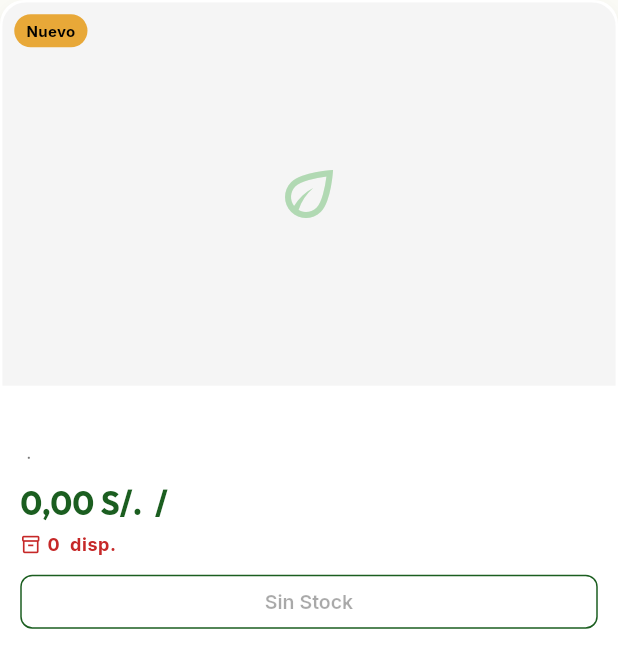
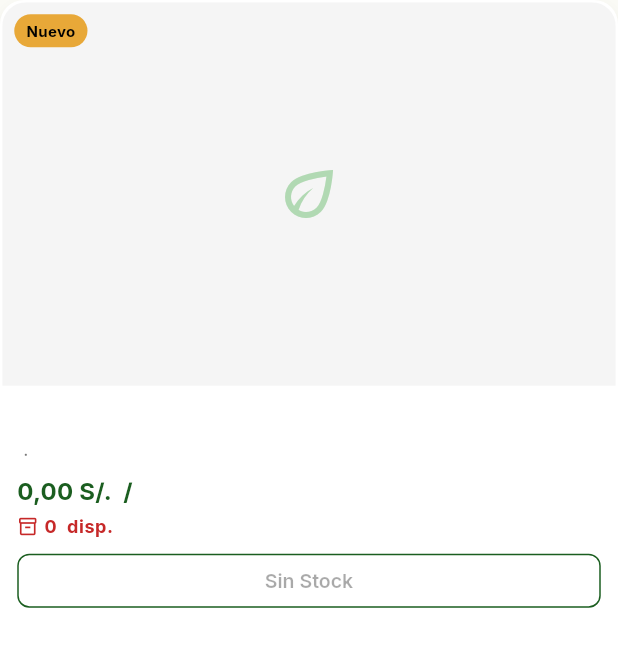
Before and after one commit to aldorl07/PlataformaAgricultura, a Flutter app: the ProductCard widget shown alone on an empty page, opened directly with empty values, on a phone screen of 412 x 824 dp. Shown: the top 668 px of the screen. Run offline on Flutter 3.47's test engine with Material 3 defaults, Android fonts, the phone set to English and light mode, and no system bars; our stand-ins replace badges, cached_network_image, cloud_firestore, firebase_analytics, firebase_auth, firebase_core and 6 more; accounts and stored records are empty.

Commit message:
Corrige overflows en catalogo y reemplaza UNCP por UC en textos e informacion semilla

```diff
--- a/flutter_app/lib/core/widgets/product_card.dart
+++ b/flutter_app/lib/core/widgets/product_card.dart
@@ -166,7 +166,7 @@ class _ProductCardState extends State<ProductCard> {
                 ),
                 // Text details
                 Padding(
-                  padding: const EdgeInsets.all(12.0),
+                  padding: const EdgeInsets.all(10.0),
                   child: Column(
                     crossAxisAlignment: CrossAxisAlignment.start,
                     children: [
@@ -187,36 +187,37 @@ class _ProductCardState extends State<ProductCard> {
                         maxLines: 1,
                         overflow: TextOverflow.ellipsis,
                       ),
-                      const SizedBox(height: 8),
-                      Row(
-                        mainAxisAlignment: MainAxisAlignment.spaceBetween,
-                        crossAxisAlignment: CrossAxisAlignment.baseline,
-                        textBaseline: TextBaseline.alphabetic,
-                        children: [
-                          Text(
+                      const SizedBox(height: 4),
+                      FittedBox(
+                        fit: BoxFit.scaleDown,
+                        alignment: Alignment.centerLeft,
+                        child: Text(
                           '${CurrencyFormatter.format(widget.product.pricePerUnit)} / ${widget.product.unit}',
-                            style: theme.textTheme.titleLarge?.copyWith(
+                          style: theme.textTheme.titleMedium?.copyWith(
                             color: isDark ? AppColors.primaryLight : AppColors.primaryDark,
                             fontWeight: FontWeight.bold,
                           ),
                         ),
-                        ],
                       ),
-                      const SizedBox(height: 6),
+                      const SizedBox(height: 4),
                       Row(
                         children: [
                           Icon(Icons.inventory_2_outlined, color: stockColor, size: 14),
                           const SizedBox(width: 4),
-                          Text(
+                          Expanded(
+                            child: Text(
                               '${widget.product.stock.toInt()} ${widget.product.unit} disp.',
                               style: theme.textTheme.bodySmall?.copyWith(
                                 color: stockColor,
                                 fontWeight: FontWeight.bold,
                               ),
+                              maxLines: 1,
+                              overflow: TextOverflow.ellipsis,
+                            ),
                           ),
                         ],
                       ),
-                      const SizedBox(height: 12),
+                      const SizedBox(height: 10),
                       SizedBox(
                         width: double.infinity,
                         height: 36,
@@ -230,9 +231,15 @@ class _ProductCardState extends State<ProductCard> {
                               borderRadius: BorderRadius.circular(8),
                             ),
                           ),
+                          child: Padding(
+                            padding: const EdgeInsets.symmetric(horizontal: 8.0),
+                            child: FittedBox(
+                              fit: BoxFit.scaleDown,
                               child: Text(
                                 widget.product.stock > 0 ? 'Agregar a Cotización' : 'Sin Stock',
                                 style: const TextStyle(fontSize: 13, fontWeight: FontWeight.w600),
+                              ),
+                            ),
                           ),
                         ),
                       ),
--- a/flutter_app/lib/features/admin/screens/admin_dashboard_screen.dart
+++ b/flutter_app/lib/features/admin/screens/admin_dashboard_screen.dart
@@ -81,7 +81,7 @@ class _AdminDashboardScreenState extends State<AdminDashboardScreen> {
       // Share dataset
       await Share.shareXFiles(
         [XFile(file.path)],
-        text: 'Exportación de datos de investigación Chupaca Directo - UNCP 2026',
+        text: 'Exportación de datos de investigación Chupaca Directo - UC 2026',
       );
     } catch (e) {
       if (mounted) {
--- a/flutter_app/lib/features/auth/screens/landing_screen.dart
+++ b/flutter_app/lib/features/auth/screens/landing_screen.dart
@@ -228,7 +228,7 @@ class LandingScreen extends StatelessWidget {
                     ),
                     const SizedBox(height: 4),
                     Text(
-                      'Taller de Investigación II · UNCP',
+                      'Taller de Investigación II · UC',
                       style: theme.textTheme.bodySmall?.copyWith(fontSize: 10),
                     ),
                   ],
--- a/flutter_app/lib/features/auth/screens/register_screen.dart
+++ b/flutter_app/lib/features/auth/screens/register_screen.dart
@@ -616,7 +616,7 @@ class _RegisterScreenState extends State<RegisterScreen> {
               controlAffinity: ListTileControlAffinity.leading,
               contentPadding: EdgeInsets.zero,
               title: Text(
-                'Autorizo el uso de mis datos para fines del estudio científico de rentabilidad agrícola (Proyecto UNCP Chupaca 2026).',
+                'Autorizo el uso de mis datos para fines del estudio científico de rentabilidad agrícola (Proyecto UC Chupaca 2026).',
                 style: theme.textTheme.bodySmall?.copyWith(fontSize: 11),
               ),
               onChanged: (val) => setState(() => _acceptTerms = val ?? false),
--- a/flutter_app/lib/features/catalog/screens/catalog_screen.dart
+++ b/flutter_app/lib/features/catalog/screens/catalog_screen.dart
@@ -155,7 +155,7 @@ class _CatalogScreenState extends State<CatalogScreen> {
                   SwitchListTile(
                     title: const Text('Solo Productores Verificados'),
                     subtitle:
-                        const Text('Muestra agricultores validados por UNCP'),
+                        const Text('Muestra agricultores validados por UC'),
                     value: catalog.onlyVerified,
                     activeThumbColor: AppColors.primaryDark,
                     contentPadding: EdgeInsets.zero,
@@ -346,7 +346,7 @@ class _CatalogScreenState extends State<CatalogScreen> {
       padding: const EdgeInsets.symmetric(horizontal: 16),
       gridDelegate: const SliverGridDelegateWithMaxCrossAxisExtent(
         maxCrossAxisExtent: 220,
-        childAspectRatio: 0.65,
+        childAspectRatio: 0.56,
         crossAxisSpacing: 12,
         mainAxisSpacing: 12,
       ),
@@ -378,7 +378,7 @@ class _CatalogScreenState extends State<CatalogScreen> {
       padding: const EdgeInsets.symmetric(horizontal: 16, vertical: 8),
       gridDelegate: const SliverGridDelegateWithMaxCrossAxisExtent(
         maxCrossAxisExtent: 220,
-        childAspectRatio: 0.60,
+        childAspectRatio: 0.56,
         crossAxisSpacing: 12,
         mainAxisSpacing: 12,
       ),
--- a/flutter_app/lib/services/mock_services.dart
+++ b/flutter_app/lib/services/mock_services.dart
@@ -25,7 +25,7 @@ class MockDb {
       id: 'admin_1',
       email: 'admin@chupacadirecto.pe',
       role: 'admin',
-      fullName: 'Dr. Alejandro Torres (Investigador UNCP)',
+      fullName: 'Dr. Alejandro Torres (Investigador UC)',
       phone: '+51 964552211',
       preferredContact: 'email',
       createdAt: DateTime.now().subtract(const Duration(days: 30)),
```
Also changed, not shown: flutter_app/lib/core/widgets/skeleton_loader.dart (+5 -5 lines), 1 other file. Lines whose indentation alone changed are shown as unchanged.
